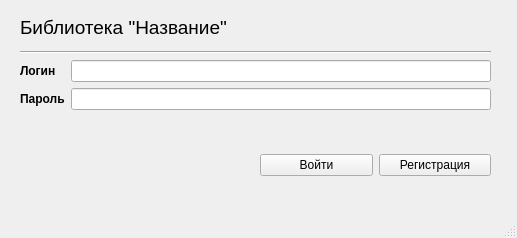
Antareas/Bibleo, file entrance.ui: the form before one commit.
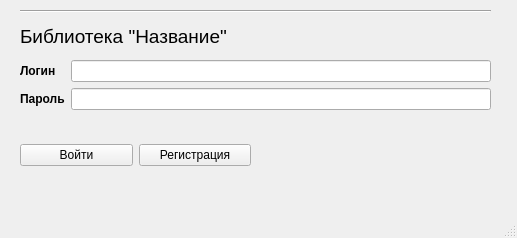
The form after the commit.

Commit message: rework design

```diff
--- a/entrance.ui
+++ b/entrance.ui
@@ -14,11 +14,11 @@
    <string>MainWindow</string>
   </property>
   <widget class="QWidget" name="centralwidget">
-   <widget class="QWidget" name="">
+   <widget class="QWidget" name="layoutWidget">
     <property name="geometry">
      <rect>
-      <x>260</x>
-      <y>150</y>
+      <x>20</x>
+      <y>140</y>
       <width>231</width>
       <height>30</height>
      </rect>
@@ -40,7 +40,7 @@
      </item>
     </layout>
    </widget>
-   <widget class="QWidget" name="">
+   <widget class="QWidget" name="layoutWidget">
     <property name="geometry">
      <rect>
       <x>20</x>
@@ -50,6 +50,13 @@
      </rect>
     </property>
     <layout class="QVBoxLayout" name="verticalLayout_2">
+     <item>
+      <widget class="Line" name="line">
+       <property name="orientation">
+        <enum>Qt::Horizontal</enum>
+       </property>
+      </widget>
+     </item>
      <item>
       <widget class="QLabel" name="label">
        <property name="font">
@@ -64,13 +71,6 @@
        </property>
       </widget>
      </item>
-     <item>
-      <widget class="Line" name="line">
-       <property name="orientation">
-        <enum>Qt::Horizontal</enum>
-       </property>
-      </widget>
-     </item>
      <item>
       <layout class="QFormLayout" name="formLayout">
        <item row="0" column="0">
```
The commit also changes 6 other files.
